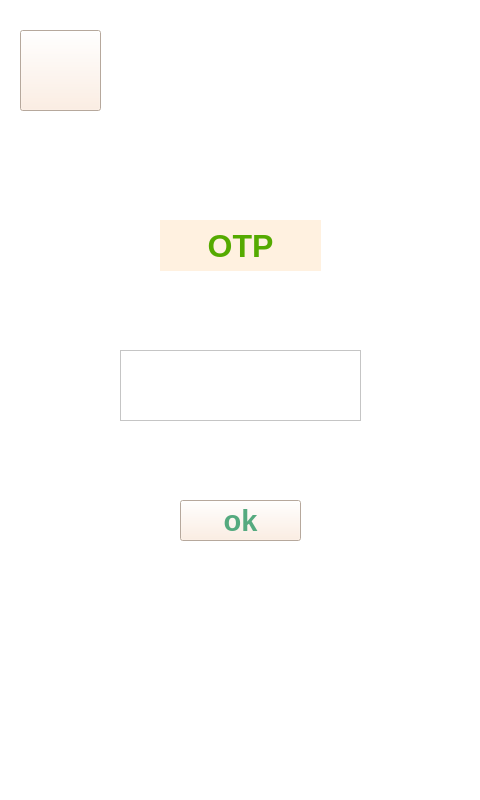
First picture: the form in HW/RP1/LCD/otpUI.ui, repository cloudsea1106/PJT_PLANTinum, before the edit.
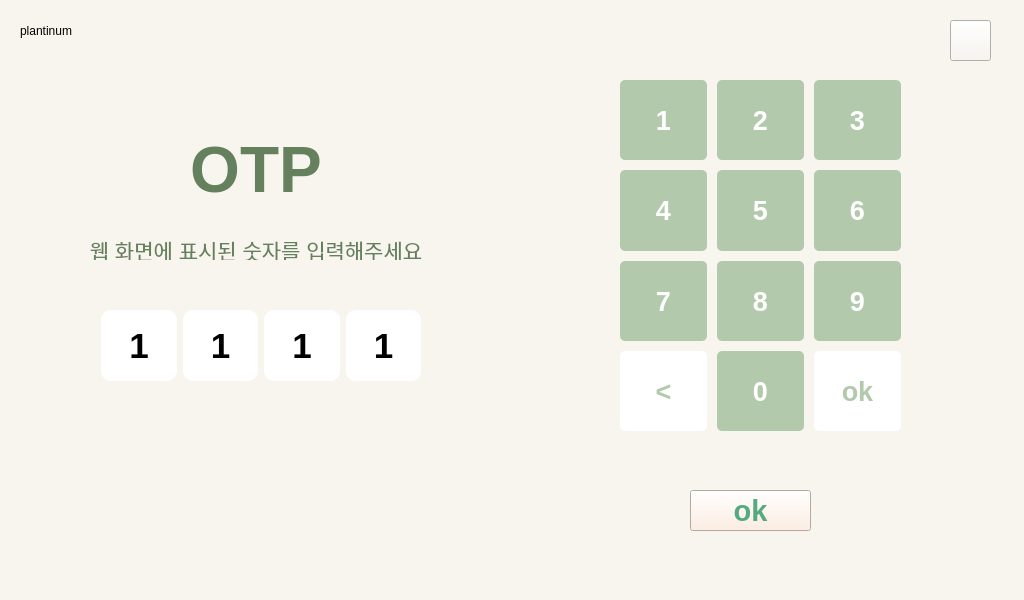
Second picture: the form after the edit. Icons and pictures are not drawn.

The edit to the form file:
```diff
--- a/HW/RP1/LCD/otpUI.ui
+++ b/HW/RP1/LCD/otpUI.ui
@@ -6,67 +6,34 @@
    <rect>
     <x>0</x>
     <y>0</y>
-    <width>480</width>
-    <height>800</height>
+    <width>1024</width>
+    <height>600</height>
    </rect>
   </property>
   <property name="windowTitle">
    <string>Form</string>
   </property>
   <property name="styleSheet">
-   <string notr="true">background-color: rgb(255, 255, 255);</string>
+   <string notr="true">background-color: rgb(248, 245, 238);</string>
   </property>
-  <widget class="QTextEdit" name="text_otp">
-   <property name="geometry">
-    <rect>
-     <x>120</x>
-     <y>350</y>
-     <width>241</width>
-     <height>71</height>
-    </rect>
-   </property>
-   <property name="font">
-    <font>
-     <pointsize>20</pointsize>
-     <bold>true</bold>
-    </font>
-   </property>
-   <property name="styleSheet">
-    <string notr="true">border-color: rgb(85, 170, 127);
-gridline-color: rgb(85, 170, 127);</string>
-   </property>
-   <property name="frameShadow">
-    <enum>QFrame::Plain</enum>
-   </property>
-   <property name="lineWidth">
-    <number>5</number>
-   </property>
-   <property name="html">
-    <string>&lt;!DOCTYPE HTML PUBLIC &quot;-//W3C//DTD HTML 4.0//EN&quot; &quot;http://www.w3.org/TR/REC-html40/strict.dtd&quot;&gt;
-&lt;html&gt;&lt;head&gt;&lt;meta name=&quot;qrichtext&quot; content=&quot;1&quot; /&gt;&lt;meta charset=&quot;utf-8&quot; /&gt;&lt;style type=&quot;text/css&quot;&gt;
-p, li { white-space: pre-wrap; }
-&lt;/style&gt;&lt;/head&gt;&lt;body style=&quot; font-family:'맑은 고딕'; font-size:20pt; font-weight:700; font-style:normal;&quot;&gt;
-&lt;p style=&quot;-qt-paragraph-type:empty; margin-top:0px; margin-bottom:0px; margin-left:0px; margin-right:0px; -qt-block-indent:0; text-indent:0px;&quot;&gt;&lt;br /&gt;&lt;/p&gt;&lt;/body&gt;&lt;/html&gt;</string>
-   </property>
-  </widget>
   <widget class="QLabel" name="label_otp">
    <property name="geometry">
     <rect>
-     <x>160</x>
-     <y>220</y>
-     <width>161</width>
-     <height>51</height>
+     <x>156</x>
+     <y>130</y>
+     <width>200</width>
+     <height>80</height>
     </rect>
    </property>
    <property name="font">
     <font>
-     <pointsize>24</pointsize>
+     <pointsize>48</pointsize>
      <bold>true</bold>
     </font>
    </property>
    <property name="styleSheet">
-    <string notr="true">background-color: rgba(255, 237, 216, 200);
-color: rgb(85, 170, 0);</string>
+    <string notr="true">background-color: rgba(255, 237, 216,0);
+color: rgb(101, 128, 93);</string>
    </property>
    <property name="text">
     <string>OTP</string>
@@ -78,8 +45,8 @@
   <widget class="QPushButton" name="button_ok">
    <property name="geometry">
     <rect>
-     <x>180</x>
-     <y>500</y>
+     <x>690</x>
+     <y>490</y>
      <width>121</width>
      <height>41</height>
     </rect>
@@ -101,10 +68,10 @@
   <widget class="QPushButton" name="button_back">
    <property name="geometry">
     <rect>
-     <x>20</x>
-     <y>30</y>
-     <width>81</width>
-     <height>81</height>
+     <x>950</x>
+     <y>20</y>
+     <width>41</width>
+     <height>41</height>
     </rect>
    </property>
    <property name="font">
@@ -114,7 +81,7 @@
     </font>
    </property>
    <property name="styleSheet">
-    <string notr="true">background-color: rgb(255, 235, 219);
+    <string notr="true">background-color: rgb(248, 245, 238);
 color: rgb(85, 170, 127);
 border-image: url(:/icon/img/backicon.png);</string>
    </property>
@@ -122,6 +89,494 @@
     <string/>
    </property>
   </widget>
+  <widget class="QLabel" name="logo_label">
+   <property name="geometry">
+    <rect>
+     <x>20</x>
+     <y>20</y>
+     <width>81</width>
+     <height>21</height>
+    </rect>
+   </property>
+   <property name="text">
+    <string>plantinum</string>
+   </property>
+  </widget>
+  <widget class="QLabel" name="label_2">
+   <property name="geometry">
+    <rect>
+     <x>16</x>
+     <y>240</y>
+     <width>480</width>
+     <height>20</height>
+    </rect>
+   </property>
+   <property name="font">
+    <font>
+     <pointsize>16</pointsize>
+     <bold>false</bold>
+    </font>
+   </property>
+   <property name="styleSheet">
+    <string notr="true">color: rgb(101, 128, 93);</string>
+   </property>
+   <property name="text">
+    <string>웹 화면에 표시된 숫자를 입력해주세요</string>
+   </property>
+   <property name="alignment">
+    <set>Qt::AlignCenter</set>
+   </property>
+  </widget>
+  <widget class="QWidget" name="">
+   <property name="geometry">
+    <rect>
+     <x>100</x>
+     <y>310</y>
+     <width>321</width>
+     <height>71</height>
+    </rect>
+   </property>
+   <layout class="QGridLayout" name="gridLayout">
+    <property name="sizeConstraint">
+     <enum>QLayout::SetNoConstraint</enum>
+    </property>
+    <property name="leftMargin">
+     <number>1</number>
+    </property>
+    <property name="verticalSpacing">
+     <number>9</number>
+    </property>
+    <item row="0" column="4">
+     <widget class="QLabel" name="number_4">
+      <property name="sizePolicy">
+       <sizepolicy hsizetype="Expanding" vsizetype="Expanding">
+        <horstretch>0</horstretch>
+        <verstretch>0</verstretch>
+       </sizepolicy>
+      </property>
+      <property name="font">
+       <font>
+        <pointsize>26</pointsize>
+        <bold>true</bold>
+       </font>
+      </property>
+      <property name="styleSheet">
+       <string notr="true">background-color : white;
+border-radius: 10px;
+</string>
+      </property>
+      <property name="text">
+       <string>1</string>
+      </property>
+      <property name="alignment">
+       <set>Qt::AlignCenter</set>
+      </property>
+     </widget>
+    </item>
+    <item row="0" column="0">
+     <widget class="QLabel" name="number_1">
+      <property name="sizePolicy">
+       <sizepolicy hsizetype="Expanding" vsizetype="Expanding">
+        <horstretch>0</horstretch>
+        <verstretch>0</verstretch>
+       </sizepolicy>
+      </property>
+      <property name="font">
+       <font>
+        <pointsize>26</pointsize>
+        <bold>true</bold>
+       </font>
+      </property>
+      <property name="styleSheet">
+       <string notr="true">background-color : white;
+border-radius: 10px;
+</string>
+      </property>
+      <property name="text">
+       <string>1</string>
+      </property>
+      <property name="alignment">
+       <set>Qt::AlignCenter</set>
+      </property>
+     </widget>
+    </item>
+    <item row="0" column="2">
+     <widget class="QLabel" name="number_2">
+      <property name="sizePolicy">
+       <sizepolicy hsizetype="Expanding" vsizetype="Expanding">
+        <horstretch>0</horstretch>
+        <verstretch>0</verstretch>
+       </sizepolicy>
+      </property>
+      <property name="font">
+       <font>
+        <pointsize>26</pointsize>
+        <bold>true</bold>
+       </font>
+      </property>
+      <property name="styleSheet">
+       <string notr="true">background-color : white;
+border-radius: 10px;
+</string>
+      </property>
+      <property name="text">
+       <string>1</string>
+      </property>
+      <property name="alignment">
+       <set>Qt::AlignCenter</set>
+      </property>
+     </widget>
+    </item>
+    <item row="0" column="3">
+     <widget class="QLabel" name="number_3">
+      <property name="sizePolicy">
+       <sizepolicy hsizetype="Expanding" vsizetype="Expanding">
+        <horstretch>0</horstretch>
+        <verstretch>0</verstretch>
+       </sizepolicy>
+      </property>
+      <property name="font">
+       <font>
+        <pointsize>26</pointsize>
+        <bold>true</bold>
+       </font>
+      </property>
+      <property name="styleSheet">
+       <string notr="true">background-color : white;
+border-radius: 10px;
+</string>
+      </property>
+      <property name="text">
+       <string>1</string>
+      </property>
+      <property name="alignment">
+       <set>Qt::AlignCenter</set>
+      </property>
+     </widget>
+    </item>
+   </layout>
+  </widget>
+  <widget class="QWidget" name="">
+   <property name="geometry">
+    <rect>
+     <x>610</x>
+     <y>70</y>
+     <width>301</width>
+     <height>371</height>
+    </rect>
+   </property>
+   <layout class="QGridLayout" name="gridLayout_2" rowstretch="1,1,1,1" rowminimumheight="0,0,0,0">
+    <property name="sizeConstraint">
+     <enum>QLayout::SetNoConstraint</enum>
+    </property>
+    <property name="leftMargin">
+     <number>10</number>
+    </property>
+    <property name="topMargin">
+     <number>10</number>
+    </property>
+    <property name="rightMargin">
+     <number>10</number>
+    </property>
+    <property name="bottomMargin">
+     <number>10</number>
+    </property>
+    <property name="spacing">
+     <number>10</number>
+    </property>
+    <item row="0" column="2">
+     <widget class="QPushButton" name="pad_3">
+      <property name="sizePolicy">
+       <sizepolicy hsizetype="Expanding" vsizetype="Expanding">
+        <horstretch>0</horstretch>
+        <verstretch>0</verstretch>
+       </sizepolicy>
+      </property>
+      <property name="font">
+       <font>
+        <pointsize>20</pointsize>
+        <bold>true</bold>
+       </font>
+      </property>
+      <property name="styleSheet">
+       <string notr="true">background-color: rgb(178, 201, 171);
+color: rgb(255,255,255);
+border-radius:5px;</string>
+      </property>
+      <property name="text">
+       <string>3</string>
+      </property>
+     </widget>
+    </item>
+    <item row="0" column="0">
+     <widget class="QPushButton" name="pad_1">
+      <property name="enabled">
+       <bool>true</bool>
+      </property>
+      <property name="sizePolicy">
+       <sizepolicy hsizetype="Expanding" vsizetype="Expanding">
+        <horstretch>0</horstretch>
+        <verstretch>0</verstretch>
+       </sizepolicy>
+      </property>
+      <property name="font">
+       <font>
+        <pointsize>20</pointsize>
+        <bold>true</bold>
+       </font>
+      </property>
+      <property name="styleSheet">
+       <string notr="true">background-color: rgb(178, 201, 171);
+color: rgb(255,255,255);
+border-radius:5px;</string>
+      </property>
+      <property name="text">
+       <string>1</string>
+      </property>
+     </widget>
+    </item>
+    <item row="2" column="0">
+     <widget class="QPushButton" name="pad_7">
+      <property name="sizePolicy">
+       <sizepolicy hsizetype="Expanding" vsizetype="Expanding">
+        <horstretch>0</horstretch>
+        <verstretch>0</verstretch>
+       </sizepolicy>
+      </property>
+      <property name="font">
+       <font>
+        <pointsize>20</pointsize>
+        <bold>true</bold>
+       </font>
+      </property>
+      <property name="styleSheet">
+       <string notr="true">background-color: rgb(178, 201, 171);
+color: rgb(255,255,255);
+border-radius:5px;</string>
+      </property>
+      <property name="text">
+       <string>7</string>
+      </property>
+     </widget>
+    </item>
+    <item row="2" column="1">
+     <widget class="QPushButton" name="pad_8">
+      <property name="sizePolicy">
+       <sizepolicy hsizetype="Expanding" vsizetype="Expanding">
+        <horstretch>0</horstretch>
+        <verstretch>0</verstretch>
+       </sizepolicy>
+      </property>
+      <property name="font">
+       <font>
+        <pointsize>20</pointsize>
+        <bold>true</bold>
+       </font>
+      </property>
+      <property name="styleSheet">
+       <string notr="true">background-color: rgb(178, 201, 171);
+color: rgb(255,255,255);
+border-radius:5px;</string>
+      </property>
+      <property name="text">
+       <string>8</string>
+      </property>
+     </widget>
+    </item>
+    <item row="3" column="2">
+     <widget class="QPushButton" name="pad_ok">
+      <property name="sizePolicy">
+       <sizepolicy hsizetype="Expanding" vsizetype="Expanding">
+        <horstretch>0</horstretch>
+        <verstretch>0</verstretch>
+       </sizepolicy>
+      </property>
+      <property name="font">
+       <font>
+        <pointsize>20</pointsize>
+        <bold>true</bold>
+       </font>
+      </property>
+      <property name="styleSheet">
+       <string notr="true">background-color: rgb(255,255,255);
+color: rgb(178, 201, 171);
+border-radius:5px;</string>
+      </property>
+      <property name="text">
+       <string>ok</string>
+      </property>
+     </widget>
+    </item>
+    <item row="1" column="2">
+     <widget class="QPushButton" name="pad_6">
+      <property name="sizePolicy">
+       <sizepolicy hsizetype="Expanding" vsizetype="Expanding">
+        <horstretch>0</horstretch>
+        <verstretch>0</verstretch>
+       </sizepolicy>
+      </property>
+      <property name="font">
+       <font>
+        <pointsize>20</pointsize>
+        <bold>true</bold>
+       </font>
+      </property>
+      <property name="styleSheet">
+       <string notr="true">background-color: rgb(178, 201, 171);
+color: rgb(255,255,255);
+border-radius:5px;</string>
+      </property>
+      <property name="text">
+       <string>6</string>
+      </property>
+     </widget>
+    </item>
+    <item row="3" column="1">
+     <widget class="QPushButton" name="pad_0">
+      <property name="sizePolicy">
+       <sizepolicy hsizetype="Expanding" vsizetype="Expanding">
+        <horstretch>0</horstretch>
+        <verstretch>0</verstretch>
+       </sizepolicy>
+      </property>
+      <property name="font">
+       <font>
+        <pointsize>20</pointsize>
+        <bold>true</bold>
+       </font>
+      </property>
+      <property name="styleSheet">
+       <string notr="true">background-color: rgb(178, 201, 171);
+color: rgb(255,255,255);
+border-radius:5px;</string>
+      </property>
+      <property name="text">
+       <string>0</string>
+      </property>
+     </widget>
+    </item>
+    <item row="0" column="1">
+     <widget class="QPushButton" name="pad_2">
+      <property name="sizePolicy">
+       <sizepolicy hsizetype="Expanding" vsizetype="Expanding">
+        <horstretch>0</horstretch>
+        <verstretch>0</verstretch>
+       </sizepolicy>
+      </property>
+      <property name="font">
+       <font>
+        <pointsize>20</pointsize>
+        <bold>true</bold>
+       </font>
+      </property>
+      <property name="styleSheet">
+       <string notr="true">background-color: rgb(178, 201, 171);
+color: rgb(255,255,255);
+border-radius:5px;</string>
+      </property>
+      <property name="text">
+       <string>2</string>
+      </property>
+     </widget>
+    </item>
+    <item row="2" column="2">
+     <widget class="QPushButton" name="pad_9">
+      <property name="sizePolicy">
+       <sizepolicy hsizetype="Expanding" vsizetype="Expanding">
+        <horstretch>0</horstretch>
+        <verstretch>0</verstretch>
+       </sizepolicy>
+      </property>
+      <property name="font">
+       <font>
+        <pointsize>20</pointsize>
+        <bold>true</bold>
+       </font>
+      </property>
+      <property name="styleSheet">
+       <string notr="true">background-color: rgb(178, 201, 171);
+color: rgb(255,255,255);
+border-radius:5px;</string>
+      </property>
+      <property name="text">
+       <string>9</string>
+      </property>
+     </widget>
+    </item>
+    <item row="1" column="0">
+     <widget class="QPushButton" name="pad_4">
+      <property name="sizePolicy">
+       <sizepolicy hsizetype="Expanding" vsizetype="Expanding">
+        <horstretch>0</horstretch>
+        <verstretch>0</verstretch>
+       </sizepolicy>
+      </property>
+      <property name="font">
+       <font>
+        <pointsize>20</pointsize>
+        <bold>true</bold>
+       </font>
+      </property>
+      <property name="styleSheet">
+       <string notr="true">background-color: rgb(178, 201, 171);
+color: rgb(255,255,255);
+border-radius:5px;</string>
+      </property>
+      <property name="text">
+       <string>4</string>
+      </property>
+     </widget>
+    </item>
+    <item row="3" column="0">
+     <widget class="QPushButton" name="pad_back">
+      <property name="sizePolicy">
+       <sizepolicy hsizetype="Expanding" vsizetype="Expanding">
+        <horstretch>0</horstretch>
+        <verstretch>0</verstretch>
+       </sizepolicy>
+      </property>
+      <property name="font">
+       <font>
+        <pointsize>20</pointsize>
+        <bold>true</bold>
+       </font>
+      </property>
+      <property name="styleSheet">
+       <string notr="true">background-color: rgb(255,255,255);
+color: rgb(178, 201, 171);
+border-radius:5px;</string>
+      </property>
+      <property name="text">
+       <string>&lt;</string>
+      </property>
+     </widget>
+    </item>
+    <item row="1" column="1">
+     <widget class="QPushButton" name="pad_5">
+      <property name="sizePolicy">
+       <sizepolicy hsizetype="Expanding" vsizetype="Expanding">
+        <horstretch>0</horstretch>
+        <verstretch>0</verstretch>
+       </sizepolicy>
+      </property>
+      <property name="font">
+       <font>
+        <pointsize>20</pointsize>
+        <bold>true</bold>
+       </font>
+      </property>
+      <property name="styleSheet">
+       <string notr="true">background-color: rgb(178, 201, 171);
+color: rgb(255,255,255);
+border-radius:5px;</string>
+      </property>
+      <property name="text">
+       <string>5</string>
+      </property>
+     </widget>
+    </item>
+   </layout>
+  </widget>
  </widget>
  <resources>
   <include location="myres.qrc"/>
```
Left out of the diff: 209 changed lines with no effect on the pictures.
